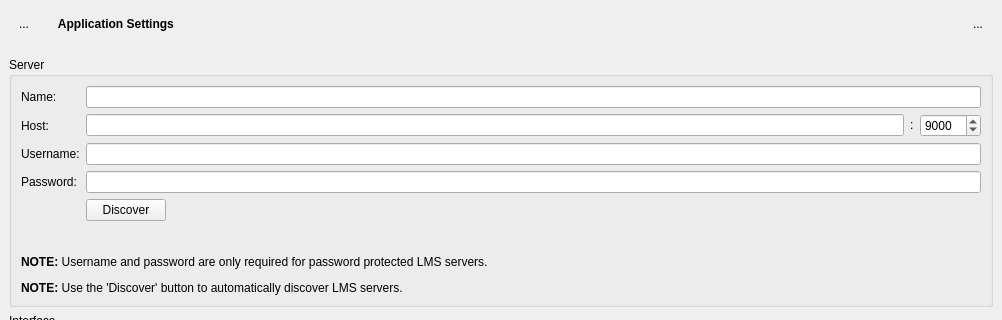
Above: src/settingswidget.ui from CDrummond/melodeon before the change; both pictures show x 0 to 1002 and y 0 to 320 of the 1002 by 806 pixel window. Below: the same form after it.
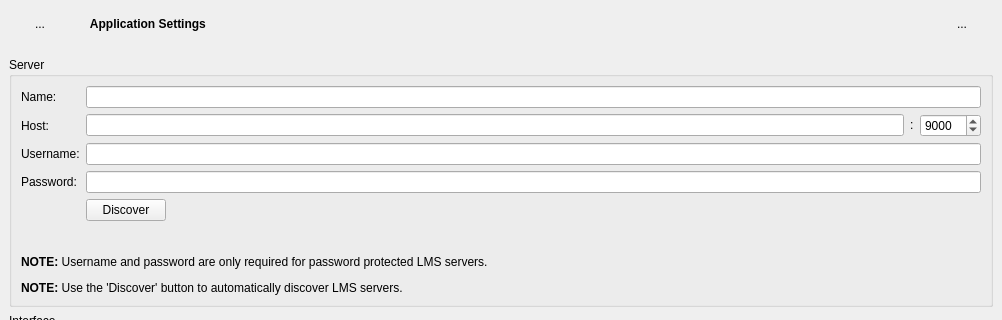
That is the form after the change.

Diff of the .ui file:
```diff
--- a/src/settingswidget.ui
+++ b/src/settingswidget.ui
@@ -60,7 +60,7 @@
        <number>0</number>
       </property>
       <item>
-       <widget class="QToolButton" name="backButton">
+       <widget class="QPushButton" name="backButton">
         <property name="sizePolicy">
          <sizepolicy hsizetype="Maximum" vsizetype="Maximum">
           <horstretch>0</horstretch>
@@ -85,7 +85,7 @@
         <property name="text">
          <string>...</string>
         </property>
-        <property name="autoRaise">
+        <property name="flat">
          <bool>true</bool>
         </property>
        </widget>
@@ -113,7 +113,7 @@
        </widget>
       </item>
       <item>
-       <widget class="QToolButton" name="quitButton">
+       <widget class="QPushButton" name="quitButton">
         <property name="sizePolicy">
          <sizepolicy hsizetype="Maximum" vsizetype="Maximum">
           <horstretch>0</horstretch>
@@ -138,7 +138,7 @@
         <property name="text">
          <string>...</string>
         </property>
-        <property name="autoRaise">
+        <property name="flat">
          <bool>true</bool>
         </property>
        </widget>
```
